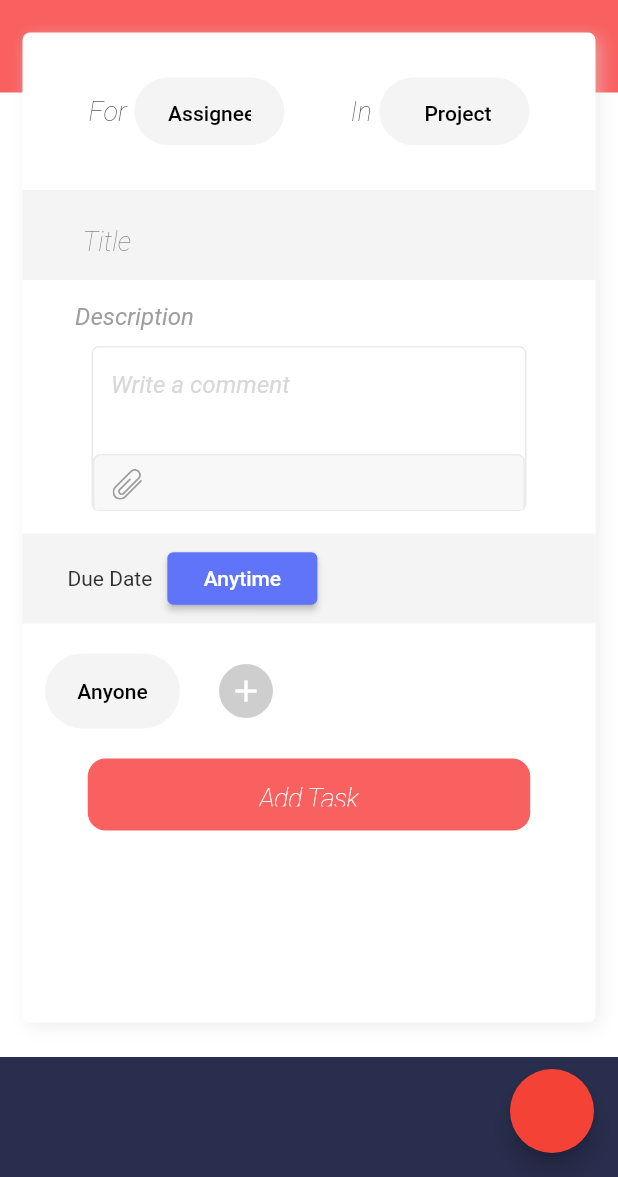
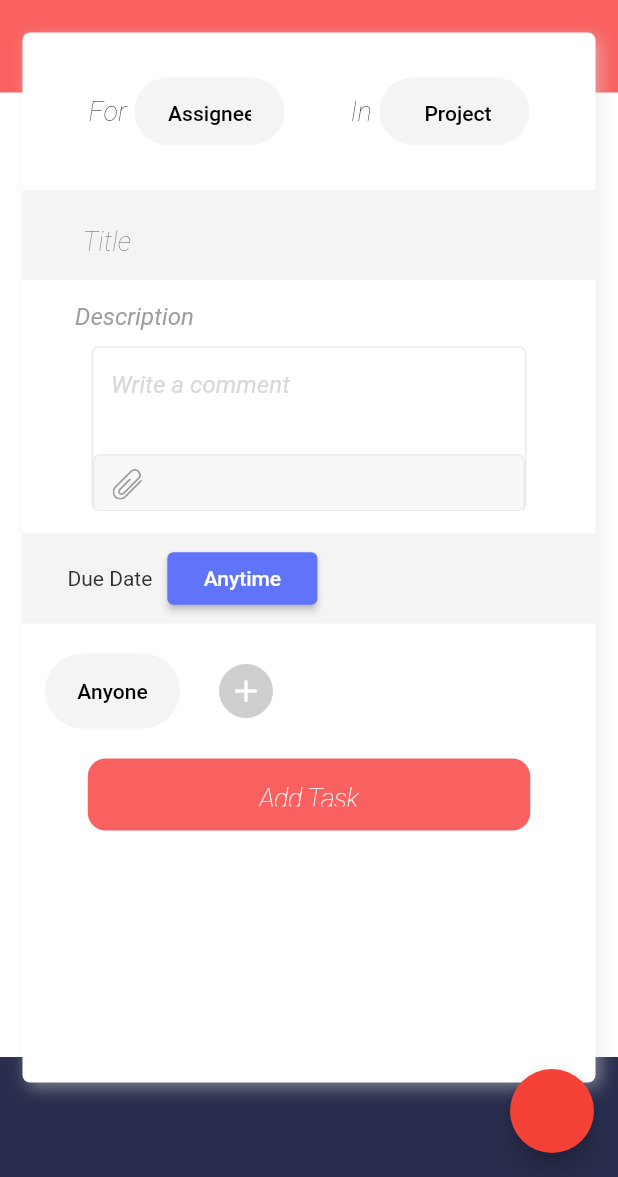
Before and after one commit to storm265/tasker, a Flutter app: the AddTaskPage screen opened by its route, on a phone screen of 412 x 824 dp, the part 59-1236 px from its top. Run offline on Flutter 3.47's test engine with Material 2 defaults, Android fonts, the light colour scheme and no system bars; our stand-ins replace cached_network_image, dio, easy_localization, file_picker, flutter_dotenv, flutter_secure_storage and 4 more; missing offline and left inert: http_proxy; accounts and stored records are empty; network calls fail.

Commit message:
tasks_refactor

```diff
--- a/lib/database/data_source/task_data_source.dart
+++ b/lib/database/data_source/task_data_source.dart
@@ -134,6 +134,8 @@ class TaskDataSourceImpl implements TaskDataSource {
       throw Failure(e.toString());
     }
   }
+  // "YYYY-MM-dd'T'hh:mm:ss.ssssss" -- srs
+  // '2022-09-29T12:00:00.000Z' --my
 
   @override
   Future<Map<String, dynamic>> updateTask({
--- a/lib/presentation/pages/auth/sign_in_up/controller/sign_in_controller.dart
+++ b/lib/presentation/pages/auth/sign_in_up/controller/sign_in_controller.dart
@@ -109,8 +109,6 @@ class SignInController extends ChangeNotifier {
         type: StorageDataType.accessToken,
         value: authModel.accessToken,
       );
-      MessageService.displaySnackbar(
-          context: context, message: 'Sign in success');
     } catch (e, t) {
       log(' trace : $t');
       MessageService.displaySnackbar(
--- a/lib/presentation/pages/menu_pages/floating_button/pages/new_task_page/new_task.dart
+++ b/lib/presentation/pages/menu_pages/floating_button/pages/new_task_page/new_task.dart
@@ -55,7 +55,6 @@ class _AddTaskPageState extends State<AddTaskPage> {
       title: LocaleKeys.new_task.tr(),
       resizeToAvoidBottomInset: false,
       showLeadingButton: true,
-      isPopFromNavBar: true,
       navRoute: Pages.tasks,
       child: Stack(
         children: [
@@ -69,7 +68,7 @@ class _AddTaskPageState extends State<AddTaskPage> {
                 taskController.changePanelStatus(
                     newStatus: InputFieldStatus.hide);
               },
-              height: 660,
+              height: 700,
               child: Column(
                 mainAxisAlignment: MainAxisAlignment.spaceEvenly,
                 children: [
--- a/lib/presentation/pages/menu_pages/floating_button/widgets/add_dialog.dart
+++ b/lib/presentation/pages/menu_pages/floating_button/widgets/add_dialog.dart
@@ -40,6 +40,7 @@ Future<void> showAddDialog({required BuildContext context}) async {
                       await NavigationService.navigateTo(
                           context, Pages.addTask);
 
+
                       break;
                     case 1:
                       Navigator.pop(context);
--- a/lib/presentation/pages/menu_pages/task/tasks_widgets/list/list_widget.dart
+++ b/lib/presentation/pages/menu_pages/task/tasks_widgets/list/list_widget.dart
@@ -1,3 +1,5 @@
+import 'dart:developer';
+
 import 'package:flutter/material.dart';
 import 'package:flutter_slidable/flutter_slidable.dart';
 import 'package:intl/intl.dart';
@@ -21,6 +23,7 @@ class ListWidget extends StatelessWidget {
   }) : super(key: key);
   @override
   Widget build(BuildContext context) {
+
     final todayList = modelList
         .where((element) =>
             DateFormat('yyyy-MM-dd').format(element.dueDate) ==
```
Also changed, not shown: lib/presentation/pages/menu_pages/task/tasks_page.dart (+12 -13 lines).
